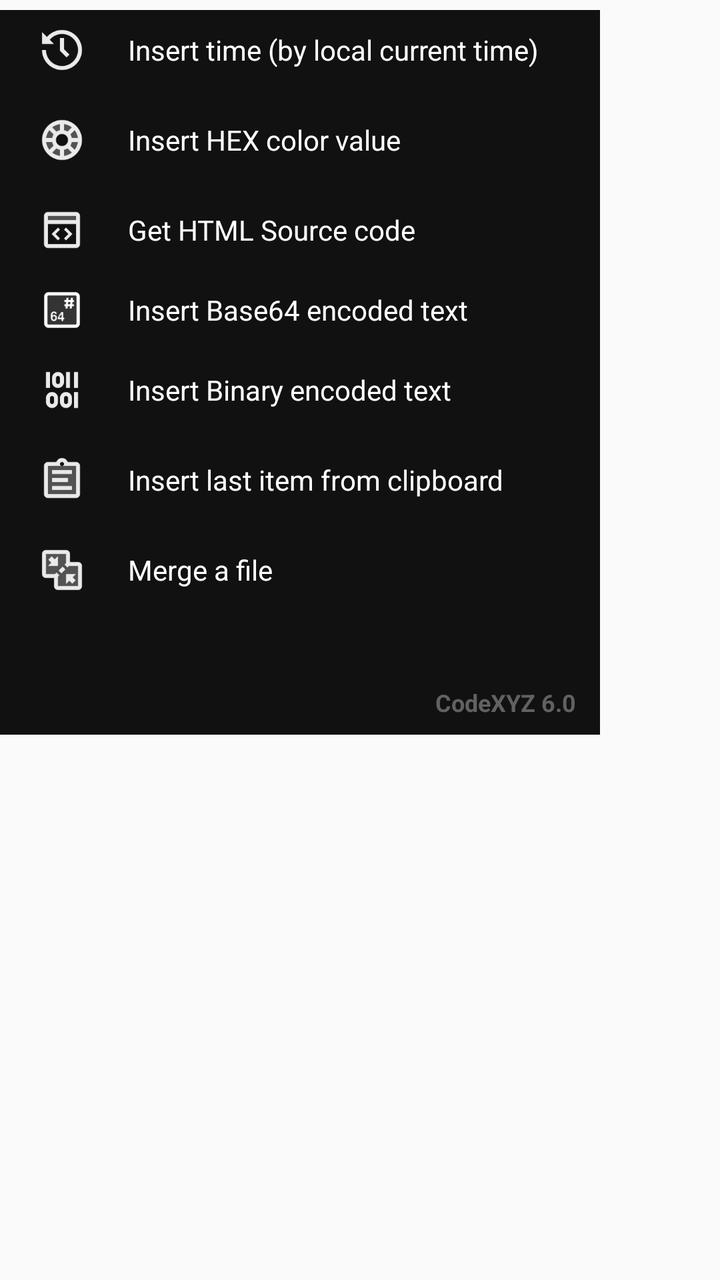
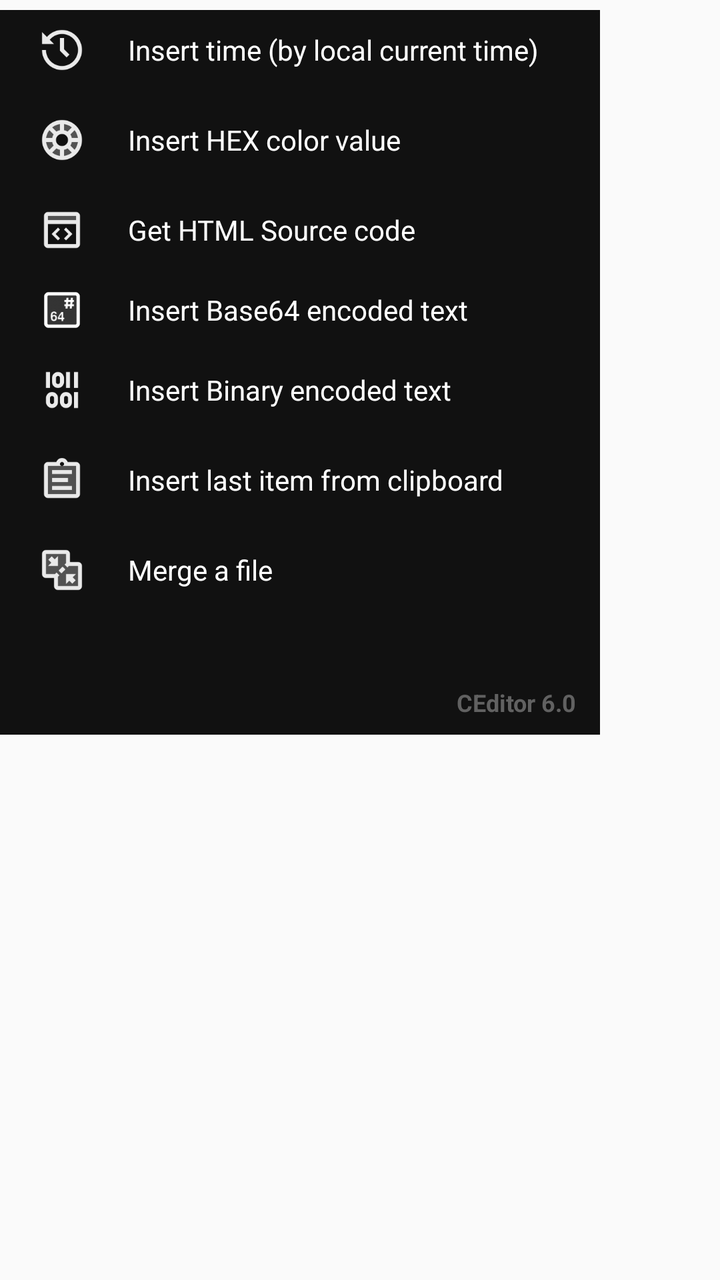

Screens rendered from an Android XML layout before and after an edit, with the pre-edit source and the edit as a unified diff.
<!-- AndroidManifest.xml: application theme AppTheme -->
<!-- res/layout/editorinsert.xml -->
<LinearLayout
	xmlns:android="http://schemas.android.com/apk/res/android"
	xmlns:app="http://schemas.android.com/apk/res-auto"
	xmlns:tools="http://schemas.android.com/tools"
	android:layout_width="match_parent"
	android:layout_height="match_parent"
	android:orientation="vertical">
	<LinearLayout
		android:id="@+id/background"
		android:layout_width="300dp"
		android:layout_height="wrap_content"
		android:layout_marginTop="5dp"
		android:layout_marginRight="15dp"
		android:paddingLeft="4dp"
		android:paddingRight="4dp"
		android:background="#111111"
		android:orientation="vertical">
		<ScrollView
			android:id="@+id/scroll"
			android:layout_width="match_parent"
			android:layout_height="wrap_content"
			android:fillViewport="true"
			android:fadingEdgeLength="20dp"
			android:requiresFadingEdge="vertical"
			android:fadeScrollbars="false"
			android:overScrollMode="never"
			android:scrollbars="none">
			<LinearLayout
				android:id="@+id/container"
				android:layout_width="match_parent"
				android:layout_height="wrap_content"
				android:paddingLeft="2dp"
				android:paddingRight="2dp"
				android:paddingBottom="30dp"
				android:background="@android:color/transparent"
				android:orientation="vertical"
				android:animateLayoutChanges="true">
				<LinearLayout
					android:id="@+id/option1"
					android:layout_width="match_parent"
					android:layout_height="wrap_content"
					android:gravity="center_vertical"
					android:orientation="horizontal">
					<ImageView
						android:id="@+id/option1_icon"
						android:focusable="false"
						android:layout_width="50dp"
						android:layout_height="40dp"
						android:padding="8dp"
						android:src="@drawable/seditor_resimg_8"
						android:scaleType="fitCenter" />
					<TextView
						android:id="@+id/option1_text"
						android:focusable="false"
						android:layout_width="wrap_content"
						android:layout_height="wrap_content"
						android:padding="8dp"
						android:text="Insert time (by local current time)"
						android:textSize="14sp"
						android:textColor="#FFFFFF" />
				</LinearLayout>
				<LinearLayout
					android:id="@+id/option2"
					android:layout_width="match_parent"
					android:layout_height="wrap_content"
					android:layout_marginTop="5dp"
					android:gravity="center_vertical"
					android:orientation="horizontal">
					<ImageView
						android:id="@+id/option2_icon"
						android:focusable="false"
						android:layout_width="50dp"
						android:layout_height="40dp"
						android:padding="8dp"
						android:src="@drawable/content_hex_color"
						android:scaleType="fitCenter" />
					<TextView
						android:id="@+id/option2_text"
						android:focusable="false"
						android:layout_width="wrap_content"
						android:layout_height="wrap_content"
						android:padding="8dp"
						android:text="Insert HEX color value"
						android:textSize="14sp"
						android:textColor="#FFFFFF" />
				</LinearLayout>
				<LinearLayout
					android:id="@+id/option3"
					android:layout_width="match_parent"
					android:layout_height="wrap_content"
					android:layout_marginTop="5dp"
					android:gravity="center_vertical"
					android:orientation="horizontal">
					<ImageView
						android:id="@+id/option3_icon"
						android:focusable="false"
						android:layout_width="50dp"
						android:layout_height="40dp"
						android:padding="8dp"
						android:src="@drawable/content_html_player_window"
						android:scaleType="fitCenter" />
					<TextView
						android:id="@+id/option3_text"
						android:focusable="false"
						android:layout_width="wrap_content"
						android:layout_height="wrap_content"
						android:padding="8dp"
						android:text="Get HTML Source code"
						android:textSize="14sp"
						android:textColor="#FFFFFF" />
				</LinearLayout>
				<LinearLayout
					android:id="@+id/option4"
					android:layout_width="match_parent"
					android:layout_height="wrap_content"
					android:gravity="center_vertical"
					android:orientation="horizontal">
					<ImageView
						android:id="@+id/option4_icon"
						android:focusable="false"
						android:layout_width="50dp"
						android:layout_height="40dp"
						android:padding="8dp"
						android:src="@drawable/base_1"
						android:scaleType="fitCenter" />
					<TextView
						android:id="@+id/option4_text"
						android:focusable="false"
						android:layout_width="wrap_content"
						android:layout_height="wrap_content"
						android:padding="8dp"
						android:text="Insert Base64 encoded text "
						android:textSize="14sp"
						android:textColor="#FFFFFF" />
				</LinearLayout>
				<LinearLayout
					android:id="@+id/option5"
					android:layout_width="match_parent"
					android:layout_height="wrap_content"
					android:gravity="center_vertical"
					android:orientation="horizontal">
					<ImageView
						android:id="@+id/option5_icon"
						android:focusable="false"
						android:layout_width="50dp"
						android:layout_height="40dp"
						android:padding="8dp"
						android:src="@drawable/content_binary"
						android:scaleType="fitCenter" />
					<TextView
						android:id="@+id/option5_text"
						android:focusable="false"
						android:layout_width="wrap_content"
						android:layout_height="wrap_content"
						android:padding="8dp"
						android:text="Insert Binary encoded text"
						android:textSize="14sp"
						android:textColor="#FFFFFF" />
				</LinearLayout>
				<LinearLayout
					android:id="@+id/option6"
					android:layout_width="match_parent"
					android:layout_height="wrap_content"
					android:layout_marginTop="5dp"
					android:gravity="center_vertical"
					android:orientation="horizontal">
					<ImageView
						android:id="@+id/option6_icon"
						android:focusable="false"
						android:layout_width="50dp"
						android:layout_height="40dp"
						android:padding="8dp"
						android:src="@drawable/content_clipboard"
						android:scaleType="fitCenter" />
					<TextView
						android:id="@+id/option6_text"
						android:focusable="false"
						android:layout_width="wrap_content"
						android:layout_height="wrap_content"
						android:padding="8dp"
						android:text="Insert last item from clipboard"
						android:textSize="14sp"
						android:textColor="#FFFFFF" />
				</LinearLayout>
				<LinearLayout
					android:id="@+id/option7"
					android:layout_width="match_parent"
					android:layout_height="wrap_content"
					android:layout_marginTop="5dp"
					android:gravity="center_vertical"
					android:orientation="horizontal">
					<ImageView
						android:id="@+id/option7_icon"
						android:focusable="false"
						android:layout_width="50dp"
						android:layout_height="40dp"
						android:padding="8dp"
						android:src="@drawable/content_merge_files"
						android:scaleType="fitCenter" />
					<TextView
						android:id="@+id/option7_text"
						android:focusable="false"
						android:layout_width="wrap_content"
						android:layout_height="wrap_content"
						android:padding="8dp"
						android:text="Merge a file"
						android:textSize="14sp"
						android:textColor="#FFFFFF" />
				</LinearLayout>
			</LinearLayout>
		</ScrollView>
		<TextView
			android:id="@+id/appname"
			android:focusable="false"
			android:layout_width="match_parent"
			android:layout_height="wrap_content"
			android:padding="8dp"
			android:gravity="right"
			android:text="CodeXYZ 6.0"
			android:textSize="12sp"
			android:textStyle="bold"
			android:textColor="#616161" />
	</LinearLayout>
</LinearLayout>
<!-- resources referenced by this layout -->
<resources>
  <!-- drawable base_1: png bitmap (drawable-xhdpi, 3131 bytes) -->
  <!-- drawable content_binary: png bitmap (drawable-xhdpi, 2589 bytes) -->
  <!-- drawable content_clipboard: png bitmap (drawable-xhdpi, 1334 bytes) -->
  <!-- drawable content_hex_color: png bitmap (drawable-xhdpi, 3905 bytes) -->
  <!-- drawable content_html_player_window: png bitmap (drawable-xhdpi, 1384 bytes) -->
  <!-- drawable content_merge_files: png bitmap (drawable-xhdpi, 1832 bytes) -->
  <!-- drawable seditor_resimg_8: png bitmap (drawable-xhdpi, 3259 bytes) -->
  <style name="AppTheme" parent="Theme.AppCompat.DayNight.NoActionBar">
          <item name="colorPrimary">@color/colorPrimary</item>
          <item name="colorPrimaryDark">@color/colorPrimaryDark</item>
          <item name="colorAccent">@color/colorAccent</item>
          <item name="colorControlHighlight">@color/colorControlHighlight</item>
          <item name="colorControlNormal">@color/colorControlNormal</item>
      </style>
  <color name="colorPrimary">#111111</color>
  <color name="colorPrimaryDark">#111111</color>
  <color name="colorAccent">#FF0000</color>
  <color name="colorControlHighlight">#FF5252</color>
  <color name="colorControlNormal">#D50000</color>
</resources>

<!-- the commit's change to res/layout/editorinsert.xml (unified diff, before → after) -->
@@ -216,7 +216,7 @@
 			android:layout_height="wrap_content"
 			android:padding="8dp"
 			android:gravity="right"
-			android:text="CodeXYZ 6.0"
+			android:text="CEditor 6.0"
 			android:textSize="12sp"
 			android:textStyle="bold"
 			android:textColor="#616161" />
